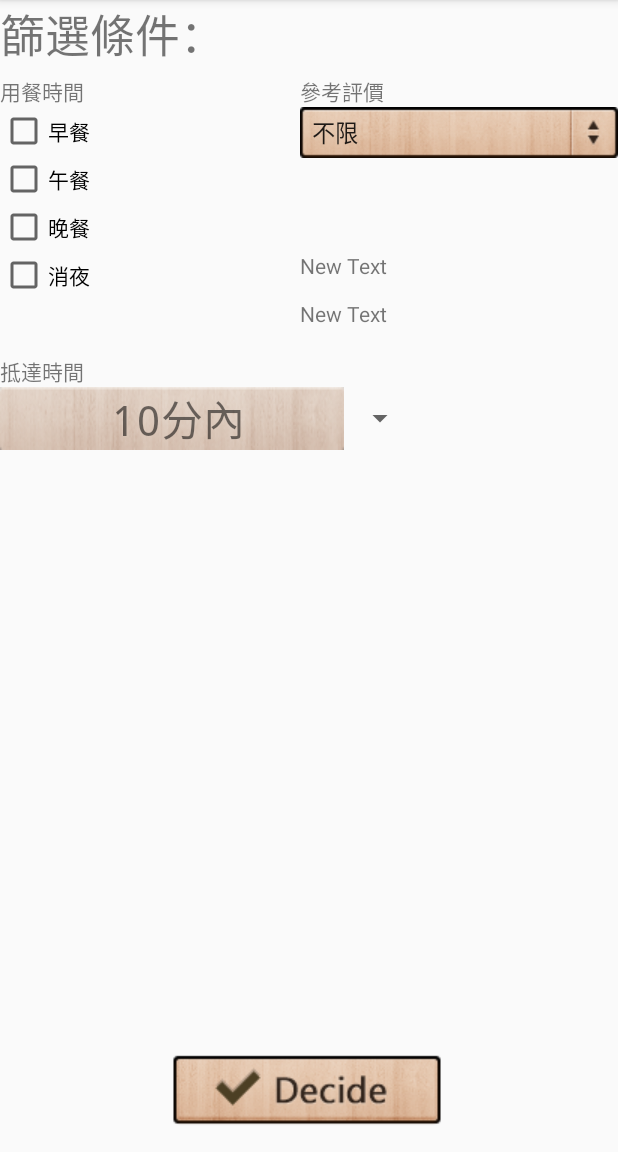
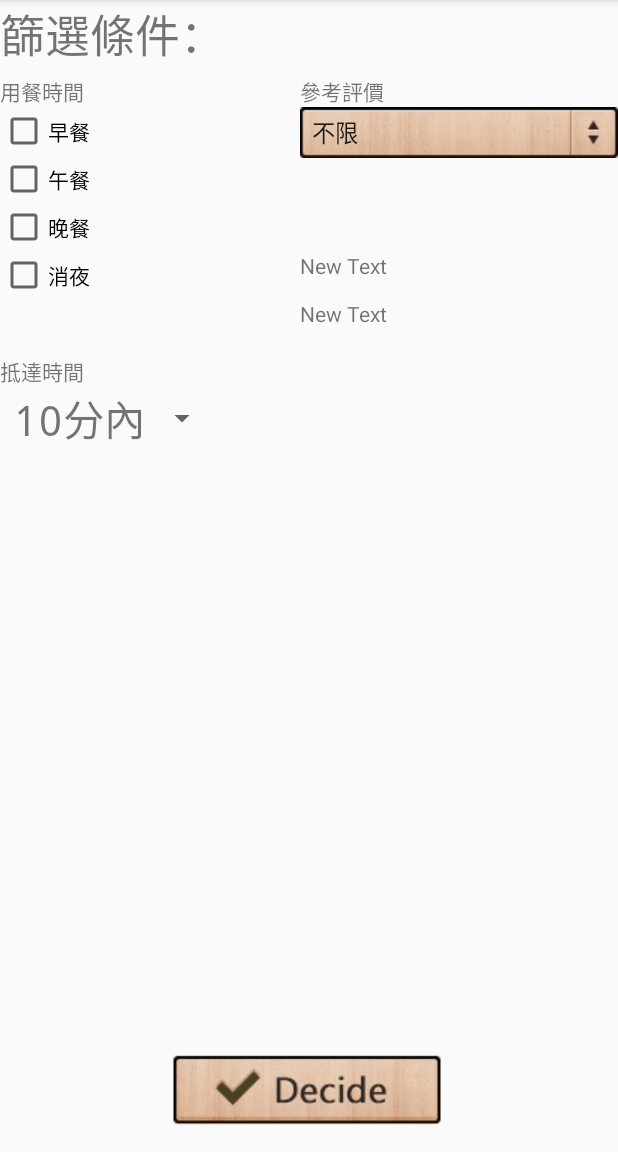
Before and after one commit to yaya0805/What_to_Eat, an Android app: the fragment DecisionFragment shown on its own in the app's theme, on a phone screen of 412 x 824 dp, the part 84-1236 px from its top. Run offline under Robolectric (Android 15) with nearby library versions, the phone set to English and light mode, and no system bars; network calls fail.

Commit message:
try spinner

```diff
--- a/app/src/main/res/layout/fragment_decision.xml
+++ b/app/src/main/res/layout/fragment_decision.xml
@@ -131,6 +131,7 @@
         android:layout_below="@+id/textView3"
         android:layout_toRightOf="@+id/textView3"
         android:background="@drawable/spin"
+        android:popupBackground="@drawable/inside"
         android:prompt="@string/prompt_rating_spinner"
         android:layout_toEndOf="@+id/textView3" />
 
--- a/app/src/main/res/layout/myspinner.xml
+++ b/app/src/main/res/layout/myspinner.xml
@@ -6,7 +6,6 @@
     android:ellipsize="marquee"
     android:gravity="center"
     android:paddingLeft="8dip"
-    android:background="@drawable/inside"
     android:singleLine="true"
     android:textSize="28sp"
     android:typeface="monospace">
```
